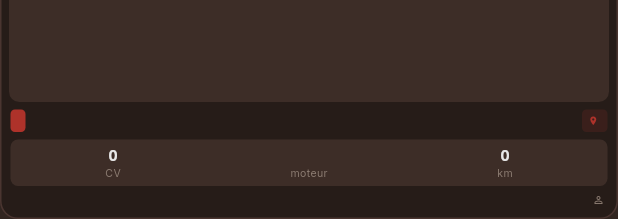
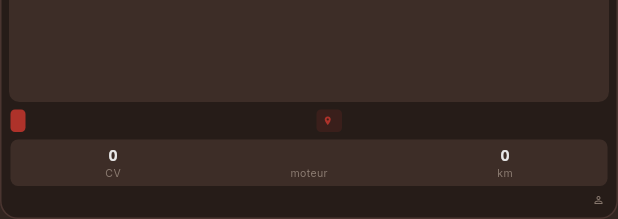
Before and after one commit to Koruji/JDMDEX-front, a Flutter app: the CarCard widget shown alone on an empty page, opened directly with empty values, on a phone screen of 412 x 824 dp. Shown: the part 1017-1236 px from the top of the screen. Run offline on Flutter 3.47's test engine with Material 3 defaults, Android fonts, the phone set to English and light mode, and no system bars; our stand-ins replace cached_network_image, geolocator, google_fonts, image_picker, shared_preferences; accounts and stored records are empty; network calls fail.

Commit message:
feat: Improve layout responsiveness and UI elements in grid and main shell screens

```diff
--- a/lib/screens/grid_screen.dart
+++ b/lib/screens/grid_screen.dart
@@ -175,8 +175,9 @@ class GridScreenState extends State<GridScreen> {
         onRefresh: _load,
         child: GridView.builder(
           padding: const EdgeInsets.all(12),
-          gridDelegate: const SliverGridDelegateWithFixedCrossAxisCount(
-            crossAxisCount: 3,
+          gridDelegate: SliverGridDelegateWithFixedCrossAxisCount(
+            // ignore: avoid_dynamic_calls
+            crossAxisCount: MediaQuery.sizeOf(context).width < 400 ? 2 : 3,
             crossAxisSpacing: 8,
             mainAxisSpacing: 8,
             childAspectRatio: 0.72,
--- a/lib/widgets/car_card.dart
+++ b/lib/widgets/car_card.dart
@@ -137,7 +137,8 @@ class CarCard extends StatelessWidget {
                 ),
               const Spacer(),
               if (car.location != null)
-                Container(
+                Flexible(
+                  child: Container(
                     padding: const EdgeInsets.symmetric(horizontal: 4, vertical: 2),
                     decoration: BoxDecoration(color: kRed.withOpacity(0.15), borderRadius: BorderRadius.circular(3)),
                     child: Row(
@@ -145,11 +146,11 @@ class CarCard extends StatelessWidget {
                       children: [
                         const Icon(Icons.location_on, color: kRed, size: 7),
                         const SizedBox(width: 2),
-                      ConstrainedBox(
-                        constraints: const BoxConstraints(maxWidth: 60),
+                        Flexible(
                           child: Text(car.location!, style: const TextStyle(color: kRed, fontSize: 7, fontWeight: FontWeight.w600), maxLines: 1, overflow: TextOverflow.ellipsis),
                         ),
                       ],
+                    ),
                   ),
                 ),
             ],
```
Also changed, not shown: lib/screens/main_shell.dart (+10 -11 lines). Lines whose indentation alone changed are shown as unchanged.
